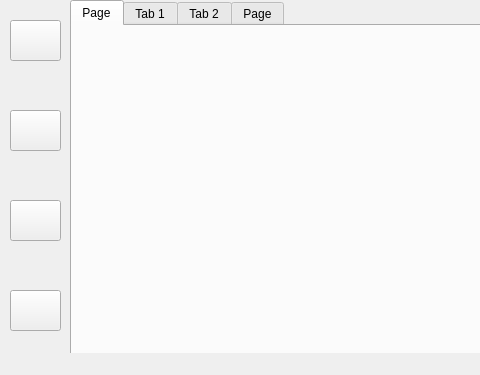
Above: main.ui from gautamsood15/download_manager before the change; both pictures show x 0 to 480 and y 0 to 375 of the 874 by 375 pixel window. Below: the same form after it.
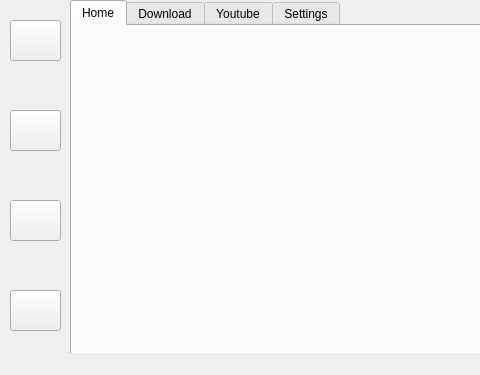
That is the form after the change. The open tabs and pages were chosen to show the change. Icons and pictures are not drawn.

Commit message: Adding tab names + tab switching FXN

The edit to the form file:
```diff
--- a/main.ui
+++ b/main.ui
@@ -28,12 +28,12 @@
     </property>
     <widget class="QWidget" name="tab_5">
      <attribute name="title">
-      <string>Page</string>
+      <string>Home</string>
      </attribute>
     </widget>
     <widget class="QWidget" name="tab">
      <attribute name="title">
-      <string>Tab 1</string>
+      <string>Download</string>
      </attribute>
      <widget class="QPushButton" name="pushButton">
       <property name="geometry">
@@ -131,7 +131,7 @@
     </widget>
     <widget class="QWidget" name="tab_2">
      <attribute name="title">
-      <string>Tab 2</string>
+      <string>Youtube</string>
      </attribute>
      <widget class="QTabWidget" name="tabWidget_2">
       <property name="geometry">
@@ -538,7 +538,7 @@
     </widget>
     <widget class="QWidget" name="tab_6">
      <attribute name="title">
-      <string>Page</string>
+      <string>Settings</string>
      </attribute>
     </widget>
    </widget>
```
Left out of the diff: 2 changed lines with no effect on the pictures. The commit also changes 1 other file.
